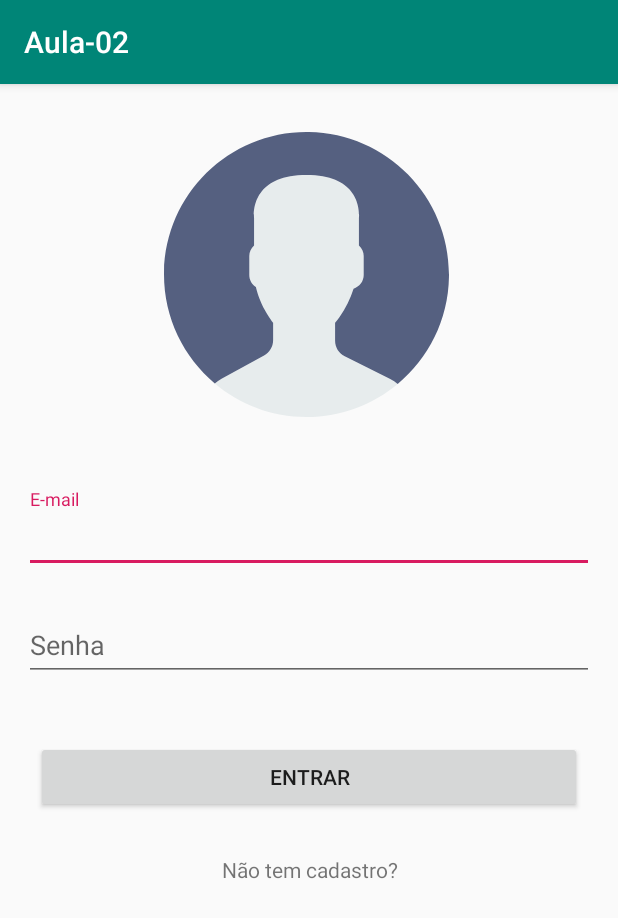
After one commit to Nekzt/ETEC-DS, an Android app: the LoginActivity screen opened directly, with no data from a screen before it, on a phone screen of 412 x 824 dp. The commit adds this screen. Shown: the top 918 px of the screen. Run offline under Robolectric (Android 15) with nearby library versions, the phone set to English and light mode, and no system bars.

Commit message:
Feita a tela de login

```diff
--- a/app/build.gradle
+++ b/app/build.gradle
@@ -33,4 +33,5 @@ dependencies {
     testImplementation 'junit:junit:4.12'
     androidTestImplementation 'androidx.test:runner:1.1.1'
     androidTestImplementation 'androidx.test.espresso:espresso-core:3.1.1'
+    implementation 'com.google.android.material:material:1.0.0'
 }
--- a/app/src/main/AndroidManifest.xml
+++ b/app/src/main/AndroidManifest.xml
@@ -9,6 +9,7 @@
         android:roundIcon="@mipmap/ic_launcher_round"
         android:supportsRtl="true"
         android:theme="@style/AppTheme">
+        <activity android:name=".LoginActivity"></activity>
         <activity android:name=".MainActivity">
             <intent-filter>
                 <action android:name="android.intent.action.MAIN" />
--- /dev/null
+++ b/app/src/main/java/br/com/etecmatao/LoginActivity.kt
@@ -0,0 +1,12 @@
+package br.com.etecmatao
+
+import androidx.appcompat.app.AppCompatActivity
+import android.os.Bundle
+
+class LoginActivity : AppCompatActivity() {
+
+    override fun onCreate(savedInstanceState: Bundle?) {
+        super.onCreate(savedInstanceState)
+        setContentView(R.layout.activity_login)
+    }
+}
--- /dev/null
+++ b/app/src/main/res/drawable/ic_user.xml
@@ -0,0 +1,12 @@
+<vector xmlns:android="http://schemas.android.com/apk/res/android"
+    android:width="53dp"
+    android:height="53dp"
+    android:viewportWidth="53"
+    android:viewportHeight="53">
+  <path
+      android:pathData="M18.613,41.552l-7.907,4.313c-0.464,0.253 -0.881,0.564 -1.269,0.903C14.047,50.655 19.998,53 26.5,53c6.454,0 12.367,-2.31 16.964,-6.144c-0.424,-0.358 -0.884,-0.68 -1.394,-0.934l-8.467,-4.233c-1.094,-0.547 -1.785,-1.665 -1.785,-2.888v-3.322c0.238,-0.271 0.51,-0.619 0.801,-1.03c1.154,-1.63 2.027,-3.423 2.632,-5.304c1.086,-0.335 1.886,-1.338 1.886,-2.53v-3.546c0,-0.78 -0.347,-1.477 -0.886,-1.965v-5.126c0,0 1.053,-7.977 -9.75,-7.977s-9.75,7.977 -9.75,7.977v5.126c-0.54,0.488 -0.886,1.185 -0.886,1.965v3.546c0,0.934 0.491,1.756 1.226,2.231c0.886,3.857 3.206,6.633 3.206,6.633v3.24C20.296,39.899 19.65,40.986 18.613,41.552z"
+      android:fillColor="#E7ECED"/>
+  <path
+      android:pathData="M26.953,0.004C12.32,-0.246 0.254,11.414 0.004,26.047C-0.138,34.344 3.56,41.801 9.448,46.76c0.385,-0.336 0.798,-0.644 1.257,-0.894l7.907,-4.313c1.037,-0.566 1.683,-1.653 1.683,-2.835v-3.24c0,0 -2.321,-2.776 -3.206,-6.633c-0.734,-0.475 -1.226,-1.296 -1.226,-2.231v-3.546c0,-0.78 0.347,-1.477 0.886,-1.965v-5.126c0,0 -1.053,-7.977 9.75,-7.977s9.75,7.977 9.75,7.977v5.126c0.54,0.488 0.886,1.185 0.886,1.965v3.546c0,1.192 -0.8,2.195 -1.886,2.53c-0.605,1.881 -1.478,3.674 -2.632,5.304c-0.291,0.411 -0.563,0.759 -0.801,1.03V38.8c0,1.223 0.691,2.342 1.785,2.888l8.467,4.233c0.508,0.254 0.967,0.575 1.39,0.932c5.71,-4.762 9.399,-11.882 9.536,-19.9C53.246,12.32 41.587,0.254 26.953,0.004z"
+      android:fillColor="#556080"/>
+</vector>
--- /dev/null
+++ b/app/src/main/res/layout/activity_login.xml
@@ -0,0 +1,87 @@
+<?xml version="1.0" encoding="utf-8"?>
+<androidx.constraintlayout.widget.ConstraintLayout xmlns:android="http://schemas.android.com/apk/res/android"
+    xmlns:app="http://schemas.android.com/apk/res-auto"
+    xmlns:tools="http://schemas.android.com/tools"
+    android:layout_width="match_parent"
+    android:layout_height="match_parent"
+    tools:context=".LoginActivity">
+
+    <ImageView
+        android:id="@+id/fotoUsuario"
+        android:layout_width="226dp"
+        android:layout_height="190dp"
+        android:layout_marginStart="91dp"
+        android:layout_marginTop="32dp"
+        android:layout_marginEnd="91dp"
+        android:contentDescription="@string/foto_usuario"
+        app:layout_constraintEnd_toEndOf="parent"
+        app:layout_constraintHorizontal_bias="0.0"
+        app:layout_constraintStart_toStartOf="parent"
+        app:layout_constraintTop_toTopOf="parent"
+        app:srcCompat="@drawable/ic_user" />
+
+    <com.google.android.material.textfield.TextInputLayout
+        android:id="@+id/textInputLayout"
+        android:layout_width="0dp"
+        android:layout_height="wrap_content"
+        android:layout_marginStart="16dp"
+        android:layout_marginTop="48dp"
+        android:layout_marginEnd="16dp"
+        app:layout_constraintEnd_toEndOf="parent"
+        app:layout_constraintHorizontal_bias="0.0"
+        app:layout_constraintStart_toStartOf="parent"
+        app:layout_constraintTop_toBottomOf="@+id/fotoUsuario">
+
+        <com.google.android.material.textfield.TextInputEditText
+            android:id="@+id/input_email"
+            android:layout_width="match_parent"
+            android:layout_height="wrap_content"
+            android:hint="@string/label_email"
+            android:inputType="textWebEmailAddress" />
+    </com.google.android.material.textfield.TextInputLayout>
+
+    <com.google.android.material.textfield.TextInputLayout
+        android:id="@+id/textInputLayout2"
+        android:layout_width="match_parent"
+        android:layout_height="wrap_content"
+        android:layout_marginStart="16dp"
+        android:layout_marginTop="16dp"
+        android:layout_marginEnd="16dp"
+        app:layout_constraintEnd_toEndOf="parent"
+        app:layout_constraintStart_toStartOf="parent"
+        app:layout_constraintTop_toBottomOf="@+id/textInputLayout">
+
+        <com.google.android.material.textfield.TextInputEditText
+            android:id="@+id/input_password"
+            android:layout_width="match_parent"
+            android:layout_height="wrap_content"
+            android:hint="@string/label_password" />
+    </com.google.android.material.textfield.TextInputLayout>
+
+    <Button
+        android:id="@+id/button"
+        android:layout_width="0dp"
+        android:layout_height="wrap_content"
+        android:layout_marginStart="24dp"
+        android:layout_marginTop="40dp"
+        android:layout_marginEnd="24dp"
+        android:text="@string/btn_login"
+        app:layout_constraintEnd_toEndOf="parent"
+        app:layout_constraintHorizontal_bias="0.0"
+        app:layout_constraintStart_toStartOf="parent"
+        app:layout_constraintTop_toBottomOf="@+id/textInputLayout2" />
+
+    <TextView
+        android:id="@+id/textView"
+        android:layout_width="0dp"
+        android:layout_height="wrap_content"
+        android:layout_marginStart="32dp"
+        android:layout_marginTop="28dp"
+        android:layout_marginEnd="32dp"
+        android:text="@string/btn_create_account"
+        android:textAlignment="center"
+        app:layout_constraintEnd_toEndOf="parent"
+        app:layout_constraintHorizontal_bias="1.0"
+        app:layout_constraintStart_toStartOf="parent"
+        app:layout_constraintTop_toBottomOf="@+id/button" />
+</androidx.constraintlayout.widget.ConstraintLayout>
--- a/app/src/main/res/values/strings.xml
+++ b/app/src/main/res/values/strings.xml
@@ -1,3 +1,8 @@
 <resources>
     <string name="app_name">Aula-02</string>
+    <string name="img_user">Foto do Usuário</string>
+    <string name="label_email">E-mail</string>
+    <string name="label_password">Senha</string>
+    <string name="btn_login">Entrar</string>
+    <string name="btn_create_account">Não tem cadastro?</string>
 </resources>
```
